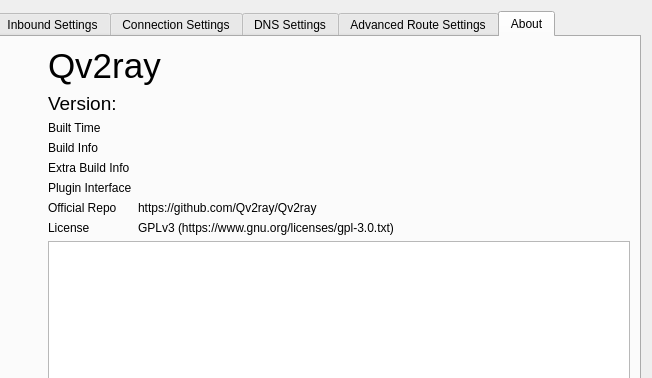
Qv2ray/Qv2ray, file src/ui/windows/w_PreferencesWindow.ui: the form before one commit; both pictures show x 236 to 888 and y 0 to 378 of the 888 by 652 pixel window.
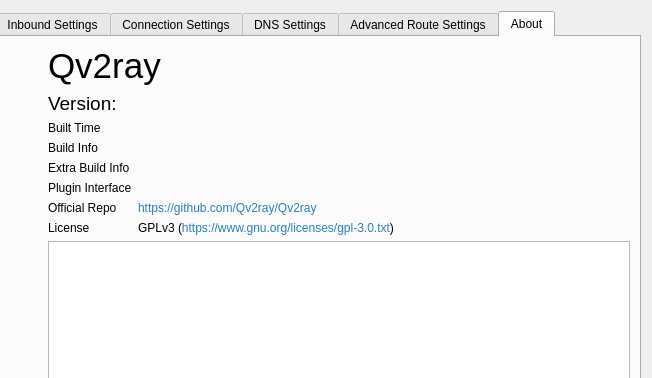
The form after the commit. The open tabs and pages were chosen to show the change. Icons and pictures are not drawn.

Commit message: chore: make the link clickable (#875)

The edit to the form file:
```diff
--- a/src/ui/windows/w_PreferencesWindow.ui
+++ b/src/ui/windows/w_PreferencesWindow.ui
@@ -1938,10 +1938,10 @@
               </sizepolicy>
              </property>
              <property name="text">
-              <string notr="true">https://github.com/Qv2ray/Qv2ray</string>
+              <string notr="true">&lt;html&gt;&lt;head/&gt;&lt;body&gt;&lt;p&gt;&lt;a style=&quot; text-decoration: none; color:#2980b9;&quot; href=&quot;https://github.com/Qv2ray/Qv2ray&quot;&gt;https://github.com/Qv2ray/Qv2ray&lt;/a&gt;&lt;/p&gt;&lt;/body&gt;&lt;/html&gt;</string>
              </property>
              <property name="textFormat">
-              <enum>Qt::PlainText</enum>
+              <enum>Qt::RichText</enum>
              </property>
              <property name="wordWrap">
               <bool>false</bool>
@@ -2014,10 +2014,10 @@
               </font>
              </property>
              <property name="text">
-              <string notr="true">GPLv3 (https://www.gnu.org/licenses/gpl-3.0.txt)</string>
+              <string notr="true">&lt;html&gt;&lt;head/&gt;&lt;body&gt;&lt;p&gt;GPLv3 (&lt;a style=&quot; text-decoration: none; color:#2980b9;&quot; href=&quot;https://www.gnu.org/licenses/gpl-3.0.txt&quot;&gt;https://www.gnu.org/licenses/gpl-3.0.txt&lt;/a&gt;)&lt;/p&gt;&lt;/body&gt;&lt;/html&gt;</string>
              </property>
              <property name="textFormat">
-              <enum>Qt::PlainText</enum>
+              <enum>Qt::RichText</enum>
              </property>
              <property name="wordWrap">
               <bool>false</bool>
```
